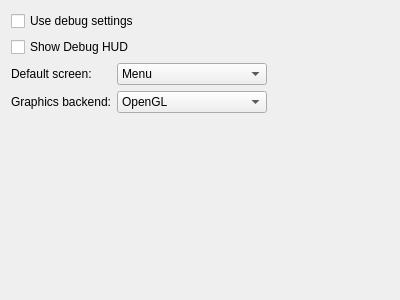
Above: Tools/DebugSettingsEditor/GeneralTab.ui from krre/origin before the change. Below: the same form after it.
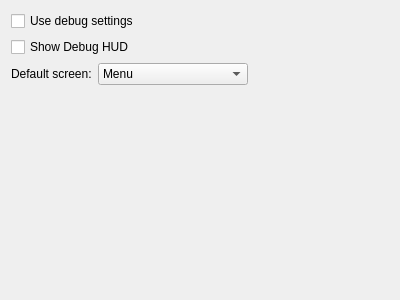
That is the form after the change.

Commit message: DSE: Remove combobox for backend selecting

```diff
--- a/Tools/DebugSettingsEditor/GeneralTab.ui
+++ b/Tools/DebugSettingsEditor/GeneralTab.ui
@@ -30,13 +30,6 @@
    </item>
    <item>
     <layout class="QGridLayout" name="gridLayout">
-     <item row="1" column="0">
-      <widget class="QLabel" name="label_2">
-       <property name="text">
-        <string>Graphics backend:</string>
-       </property>
-      </widget>
-     </item>
      <item row="0" column="0">
       <widget class="QLabel" name="label">
        <property name="text">
@@ -44,20 +37,6 @@
        </property>
       </widget>
      </item>
-     <item row="1" column="1">
-      <widget class="QComboBox" name="comboBoxBackend">
-       <item>
-        <property name="text">
-         <string>OpenGL</string>
-        </property>
-       </item>
-       <item>
-        <property name="text">
-         <string>Vulkan</string>
-        </property>
-       </item>
-      </widget>
-     </item>
      <item row="0" column="1">
       <widget class="QComboBox" name="comboBoxScreen">
        <property name="minimumSize">
```
The commit also changes 2 other files.
